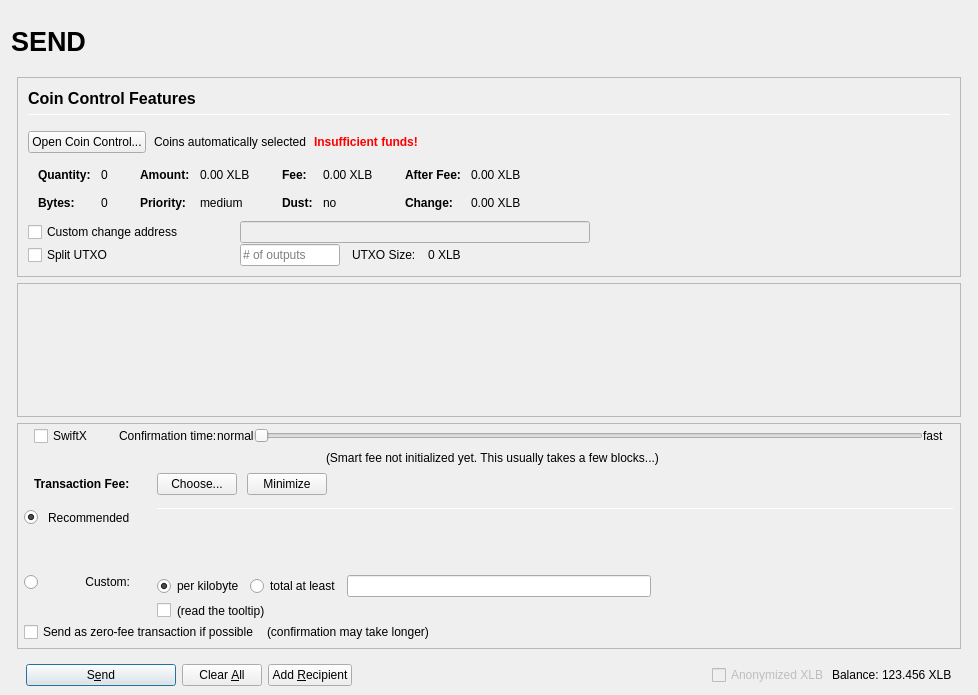
binarysculptor/wallet, file src/qt/forms/sendcoinsdialog.ui: the form before one commit.
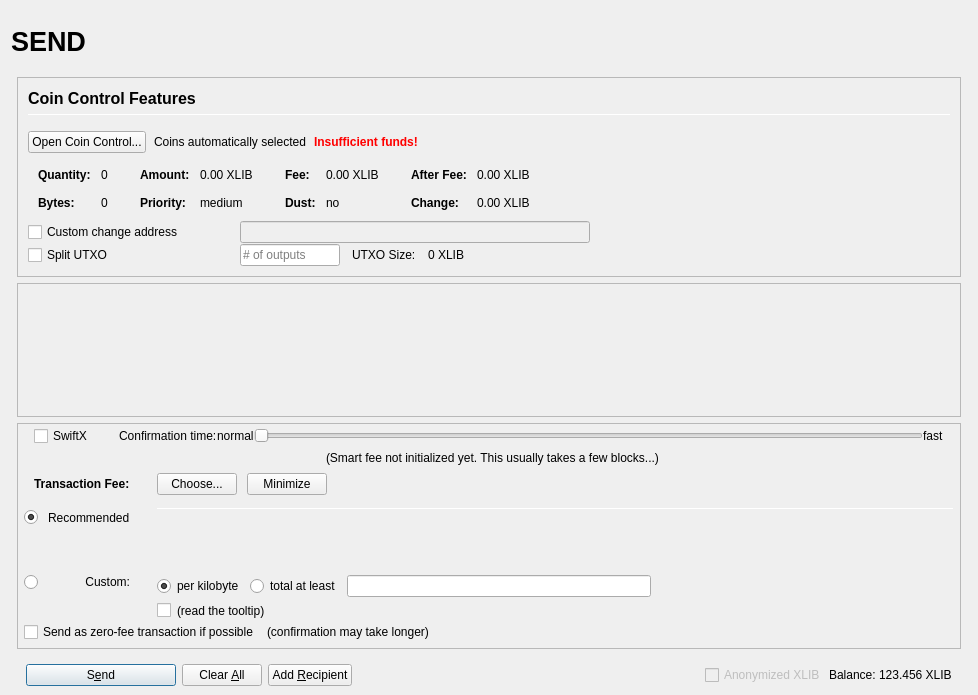
The form after the commit. Icons and pictures are not drawn. Custom widgets are drawn as their Qt base class.

Commit message: [#1] XLB => XLIB

```diff
--- a/src/qt/forms/sendcoinsdialog.ui
+++ b/src/qt/forms/sendcoinsdialog.ui
@@ -493,7 +493,7 @@
                         <enum>Qt::ActionsContextMenu</enum>
                        </property>
                        <property name="text">
-                        <string notr="true">0.00 XLB</string>
+                        <string notr="true">0.00 XLIB</string>
                        </property>
                        <property name="textInteractionFlags">
                         <set>Qt::LinksAccessibleByMouse|Qt::TextSelectableByKeyboard|Qt::TextSelectableByMouse</set>
@@ -573,7 +573,7 @@
                         <enum>Qt::ActionsContextMenu</enum>
                        </property>
                        <property name="text">
-                        <string notr="true">0.00 XLB</string>
+                        <string notr="true">0.00 XLIB</string>
                        </property>
                        <property name="textInteractionFlags">
                         <set>Qt::LinksAccessibleByMouse|Qt::TextSelectableByKeyboard|Qt::TextSelectableByMouse</set>
@@ -653,7 +653,7 @@
                         <enum>Qt::ActionsContextMenu</enum>
                        </property>
                        <property name="text">
-                        <string notr="true">0.00 XLB</string>
+                        <string notr="true">0.00 XLIB</string>
                        </property>
                        <property name="textInteractionFlags">
                         <set>Qt::LinksAccessibleByMouse|Qt::TextSelectableByKeyboard|Qt::TextSelectableByMouse</set>
@@ -682,7 +682,7 @@
                         <enum>Qt::ActionsContextMenu</enum>
                        </property>
                        <property name="text">
-                        <string notr="true">0.00 XLB</string>
+                        <string notr="true">0.00 XLIB</string>
                        </property>
                        <property name="textInteractionFlags">
                         <set>Qt::LinksAccessibleByMouse|Qt::TextSelectableByKeyboard|Qt::TextSelectableByMouse</set>
@@ -849,7 +849,7 @@
                 <item>
                  <widget class="QLabel" name="labelBlockSize">
                   <property name="text">
-                   <string>0 XLB</string>
+                   <string>0 XLIB</string>
                   </property>
                  </widget>
                 </item>
@@ -1714,7 +1714,7 @@
                 <bool>false</bool>
                </property>
                <property name="text">
-                <string>Anonymized XLB</string>
+                <string>Anonymized XLIB</string>
                </property>
               </widget>
              </item>
@@ -1737,7 +1737,7 @@
                 <cursorShape>IBeamCursor</cursorShape>
                </property>
                <property name="text">
-                <string notr="true">123.456 XLB</string>
+                <string notr="true">123.456 XLIB</string>
                </property>
                <property name="textInteractionFlags">
                 <set>Qt::LinksAccessibleByMouse|Qt::TextSelectableByKeyboard|Qt::TextSelectableByMouse</set>
```
Left out of the diff: 10 changed lines with no effect on the pictures. The commit also changes 51 other files.
